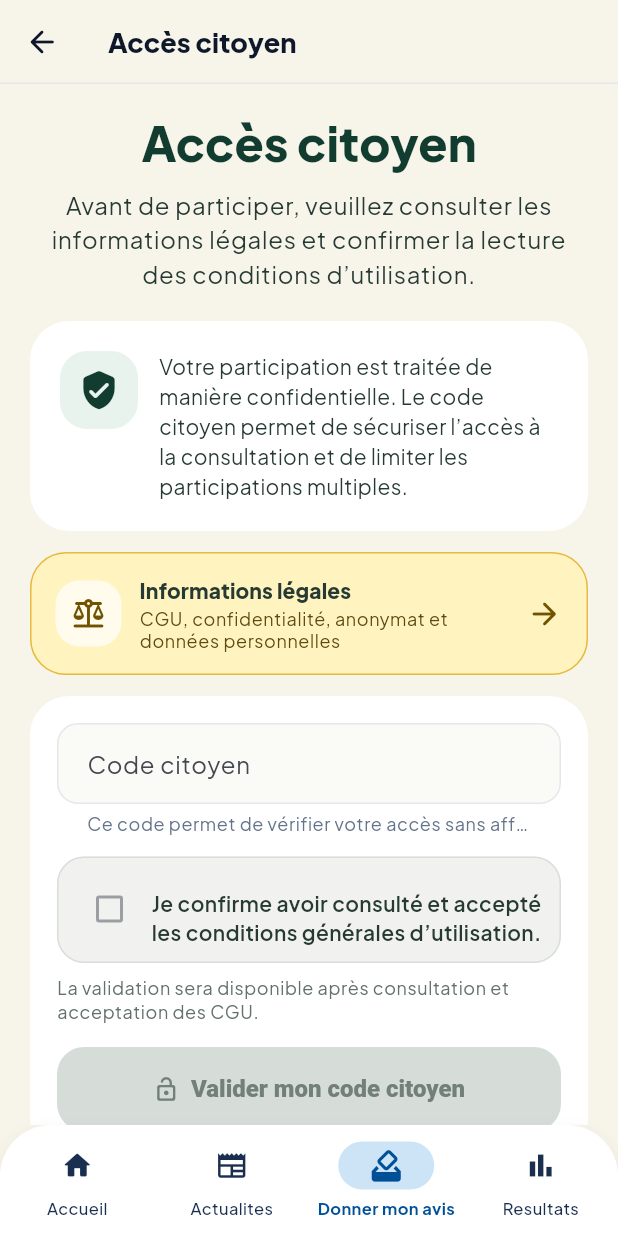
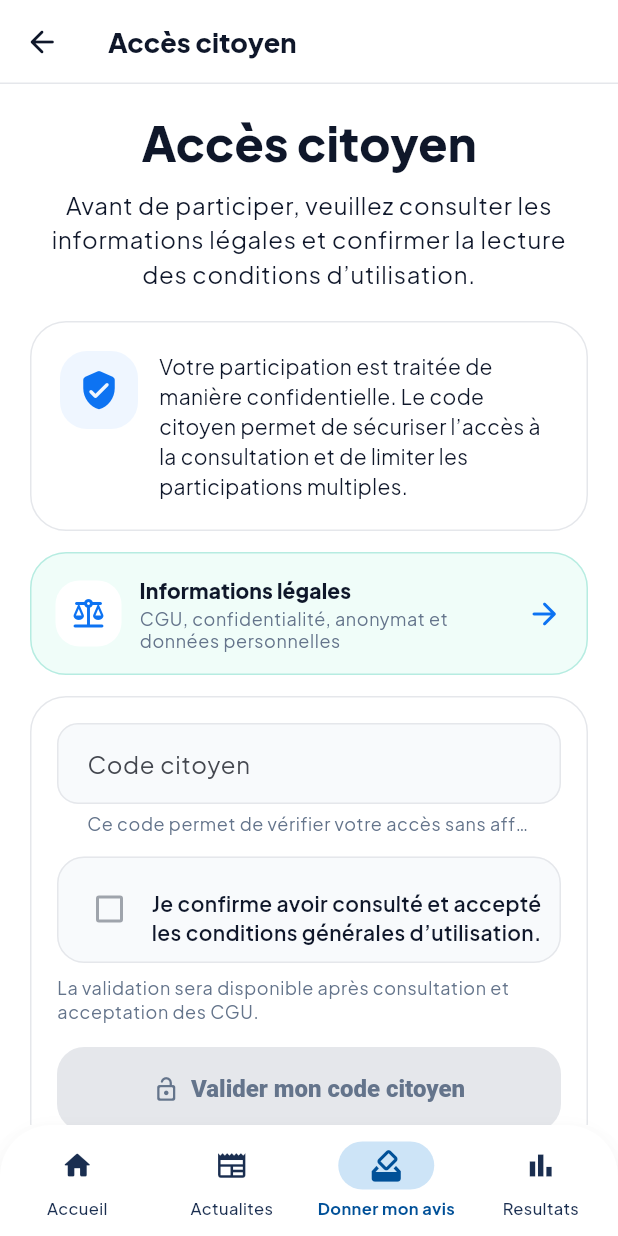
Before and after one commit to stef25fwi/citoyen-peyi, a Flutter app: the AccessCitizenPage screen opened by its route, on a phone screen of 412 x 824 dp. Run offline on Flutter 3.47's test engine with Material 3 defaults, Android fonts, the phone set to English and light mode, and no system bars; our stand-ins replace cloud_firestore, firebase_auth, firebase_core, fl_chart, google_fonts, qr_flutter and 1 more; missing offline and left inert: dart:html, firebase_app_check; accounts and stored records are empty.

Commit message:
style: align citizen access colors

```diff
--- a/flutter_app/lib/pages/access_citizen_page.dart
+++ b/flutter_app/lib/pages/access_citizen_page.dart
@@ -18,10 +18,9 @@ class AccessCitizenPage extends StatefulWidget {
 }
 
 class _AccessCitizenPageState extends State<AccessCitizenPage> {
-  static const _background = Color(0xFFF7F4EA);
-  static const _deepGreen = Color(0xFF123C2F);
-  static const _textDark = Color(0xFF263A33);
-  static const _mutedText = Color(0xFF627169);
+  static const _background = Color(0xFFFFFFFF);
+  static const _foreground = Color(0xFF0F172A);
+  static const _mutedText = Color(0xFF64748B);
 
   final TextEditingController _codeController = TextEditingController();
 
@@ -166,7 +165,7 @@ class _AccessCitizenPageState extends State<AccessCitizenPage> {
       backgroundColor: _background,
       appBar: AppBar(
         backgroundColor: _background,
-        foregroundColor: _deepGreen,
+        foregroundColor: _foreground,
         title: const Text('Accès citoyen'),
         leading: IconButton(
           icon: const Icon(Icons.arrow_back_rounded),
@@ -186,7 +185,7 @@ class _AccessCitizenPageState extends State<AccessCitizenPage> {
                   Text(
                     'Accès citoyen',
                     style: theme.textTheme.headlineMedium?.copyWith(
-                      color: _deepGreen,
+                      color: _foreground,
                       fontWeight: FontWeight.w800,
                     ),
                     textAlign: TextAlign.center,
@@ -195,7 +194,7 @@ class _AccessCitizenPageState extends State<AccessCitizenPage> {
                   Text(
                     'Avant de participer, veuillez consulter les informations légales et confirmer la lecture des conditions d’utilisation.',
                     style: theme.textTheme.bodyLarge?.copyWith(
-                      color: _textDark,
+                      color: _foreground,
                       height: 1.42,
                     ),
                     textAlign: TextAlign.center,
@@ -247,7 +246,10 @@ class _ConfidentialityCard extends StatelessWidget {
     return Card(
       elevation: 0,
       color: Colors.white,
-      shape: RoundedRectangleBorder(borderRadius: BorderRadius.circular(26)),
+      shape: RoundedRectangleBorder(
+        borderRadius: BorderRadius.circular(24),
+        side: const BorderSide(color: Color(0xFFE5E7EB)),
+      ),
       child: Padding(
         padding: const EdgeInsets.all(20),
         child: Row(
@@ -257,12 +259,12 @@ class _ConfidentialityCard extends StatelessWidget {
               width: 52,
               height: 52,
               decoration: BoxDecoration(
-                color: const Color(0xFFE8F3EE),
+                color: const Color(0xFFEFF6FF),
                 borderRadius: BorderRadius.circular(18),
               ),
               child: const Icon(
                 Icons.verified_user_rounded,
-                color: Color(0xFF123C2F),
+                color: Color(0xFF0D73F2),
                 size: 28,
               ),
             ),
@@ -271,7 +273,7 @@ class _ConfidentialityCard extends StatelessWidget {
               child: Text(
                 'Votre participation est traitée de manière confidentielle. Le code citoyen permet de sécuriser l’accès à la consultation et de limiter les participations multiples.',
                 style: theme.textTheme.bodyMedium?.copyWith(
-                  color: const Color(0xFF263A33),
+                  color: const Color(0xFF0F172A),
                   height: 1.45,
                 ),
               ),
@@ -296,7 +298,7 @@ class _LegalInformationPill extends StatelessWidget {
       button: true,
       label: 'Informations légales, consulter les CGU',
       child: Material(
-        color: const Color(0xFFFFF3BF),
+        color: const Color(0xFFF0FDF9),
         borderRadius: BorderRadius.circular(24),
         child: InkWell(
           key: const ValueKey('accessCitizenLegalPill'),
@@ -306,7 +308,7 @@ class _LegalInformationPill extends StatelessWidget {
             padding: const EdgeInsets.symmetric(horizontal: 16, vertical: 14),
             decoration: BoxDecoration(
               borderRadius: BorderRadius.circular(24),
-              border: Border.all(color: const Color(0xFFE6B93F)),
+              border: Border.all(color: const Color(0xFFB6ECE1)),
             ),
             child: Row(
               children: [
@@ -314,12 +316,12 @@ class _LegalInformationPill extends StatelessWidget {
                   width: 44,
                   height: 44,
                   decoration: BoxDecoration(
-                    color: Colors.white.withValues(alpha: 0.72),
+                    color: Colors.white,
                     borderRadius: BorderRadius.circular(16),
                   ),
                   child: const Icon(
                     Icons.balance_rounded,
-                    color: Color(0xFF705200),
+                    color: Color(0xFF0D73F2),
                   ),
                 ),
                 const SizedBox(width: 12),
@@ -330,7 +332,7 @@ class _LegalInformationPill extends StatelessWidget {
                       Text(
                         'Informations légales',
                         style: theme.textTheme.titleSmall?.copyWith(
-                          color: const Color(0xFF263A33),
+                          color: const Color(0xFF0F172A),
                           fontWeight: FontWeight.w800,
                         ),
                       ),
@@ -338,7 +340,7 @@ class _LegalInformationPill extends StatelessWidget {
                       Text(
                         'CGU, confidentialité, anonymat et données personnelles',
                         style: theme.textTheme.bodySmall?.copyWith(
-                          color: const Color(0xFF5D4A11),
+                          color: const Color(0xFF64748B),
                           height: 1.25,
                         ),
                       ),
@@ -348,7 +350,7 @@ class _LegalInformationPill extends StatelessWidget {
                 const SizedBox(width: 10),
                 const Icon(
                   Icons.arrow_forward_rounded,
-                  color: Color(0xFF705200),
+                  color: Color(0xFF0D73F2),
                 ),
               ],
             ),
@@ -391,7 +393,10 @@ class _AccessFormCard extends StatelessWidget {
     return Card(
       elevation: 0,
       color: Colors.white,
-      shape: RoundedRectangleBorder(borderRadius: BorderRadius.circular(26)),
+      shape: RoundedRectangleBorder(
+        borderRadius: BorderRadius.circular(24),
+        side: const BorderSide(color: Color(0xFFE5E7EB)),
+      ),
       child: Padding(
         padding: const EdgeInsets.all(18),
         child: Column(
@@ -408,12 +413,12 @@ class _AccessFormCard extends StatelessWidget {
                 helperText:
                     'Ce code permet de vérifier votre accès sans afficher publiquement votre identité.',
                 filled: true,
-                fillColor: const Color(0xFFFAFBF7),
+                fillColor: const Color(0xFFF8FAFC),
                 contentPadding:
                     const EdgeInsets.symmetric(horizontal: 16, vertical: 15),
                 border: OutlineInputBorder(
                   borderRadius: BorderRadius.circular(18),
-                  borderSide: const BorderSide(color: Color(0xFFD7E0D8)),
+                  borderSide: const BorderSide(color: Color(0xFFE5E7EB)),
                 ),
               ),
               onChanged: (_) => onCodeChanged(),
@@ -440,7 +445,7 @@ class _AccessFormCard extends StatelessWidget {
                     ? 'La validation du code est disponible après acceptation des CGU.'
                     : 'La validation sera disponible après consultation et acceptation des CGU.',
                 style: theme.textTheme.bodySmall?.copyWith(
-                  color: const Color(0xFF627169),
+                  color: const Color(0xFF64748B),
                   height: 1.35,
                 ),
               ),
@@ -461,10 +466,10 @@ class _AccessFormCard extends StatelessWidget {
               child: FilledButton.icon(
                 onPressed: canValidate ? onSubmit : null,
                 style: FilledButton.styleFrom(
-                  backgroundColor: const Color(0xFF123C2F),
-                  disabledBackgroundColor: const Color(0xFFD6DDD8),
+                  backgroundColor: const Color(0xFF0D73F2),
+                  disabledBackgroundColor: const Color(0xFFE5E7EB),
                   foregroundColor: Colors.white,
-                  disabledForegroundColor: const Color(0xFF728078),
+                  disabledForegroundColor: const Color(0xFF64748B),
                   shape: RoundedRectangleBorder(
                     borderRadius: BorderRadius.circular(18),
                   ),
@@ -517,8 +522,8 @@ class _TermsAcceptanceRow extends StatelessWidget {
           'Je confirme avoir consulté et accepté les conditions générales d’utilisation.',
       child: Material(
         color: hasOpenedLegalPage
-            ? const Color(0xFFF8FBF9)
-            : const Color(0xFFF1F2EF),
+            ? const Color(0xFFF0FDF9)
+            : const Color(0xFFF8FAFC),
         borderRadius: BorderRadius.circular(18),
         child: InkWell(
           key: const ValueKey('accessCitizenTermsAcceptance'),
@@ -530,8 +535,8 @@ class _TermsAcceptanceRow extends StatelessWidget {
               borderRadius: BorderRadius.circular(18),
               border: Border.all(
                 color: hasOpenedLegalPage
-                    ? const Color(0xFFC8D6CE)
-                    : const Color(0xFFD8DED9),
+                    ? const Color(0xFFB6ECE1)
+                    : const Color(0xFFE5E7EB),
               ),
             ),
             child: Row(
@@ -540,7 +545,7 @@ class _TermsAcceptanceRow extends StatelessWidget {
                 Checkbox(
                   value: hasAcceptedLegalTerms,
                   onChanged: hasOpenedLegalPage ? (_) => onTap() : null,
-                  activeColor: const Color(0xFF123C2F),
+                  activeColor: const Color(0xFF0D73F2),
                 ),
                 const SizedBox(width: 4),
                 Expanded(
@@ -549,7 +554,7 @@ class _TermsAcceptanceRow extends StatelessWidget {
                     child: Text(
                       'Je confirme avoir consulté et accepté les conditions générales d’utilisation.',
                       style: theme.textTheme.bodyMedium?.copyWith(
-                        color: const Color(0xFF263A33),
+                        color: const Color(0xFF0F172A),
                         fontWeight: FontWeight.w600,
                         height: 1.35,
                       ),
--- a/flutter_app/lib/pages/legal_page.dart
+++ b/flutter_app/lib/pages/legal_page.dart
@@ -13,10 +13,10 @@ class LegalPage extends StatelessWidget {
     final theme = Theme.of(context);
 
     return Scaffold(
-      backgroundColor: const Color(0xFFF7F4EA),
+      backgroundColor: Colors.white,
       appBar: AppBar(
-        backgroundColor: const Color(0xFFF7F4EA),
-        foregroundColor: const Color(0xFF123C2F),
+        backgroundColor: Colors.white,
+        foregroundColor: const Color(0xFF0F172A),
         title: const Text('Informations légales'),
       ),
       body: SafeArea(
@@ -29,7 +29,8 @@ class LegalPage extends StatelessWidget {
                 elevation: 0,
                 color: Colors.white,
                 shape: RoundedRectangleBorder(
-                  borderRadius: BorderRadius.circular(26),
+                  borderRadius: BorderRadius.circular(24),
+                  side: const BorderSide(color: Color(0xFFE5E7EB)),
                 ),
                 child: Padding(
                   padding: const EdgeInsets.all(24),
@@ -41,12 +42,12 @@ class LegalPage extends StatelessWidget {
                           width: 74,
                           height: 74,
                           decoration: BoxDecoration(
-                            color: const Color(0xFFFFF3BF),
+                            color: const Color(0xFFEFF6FF),
                             borderRadius: BorderRadius.circular(24),
                           ),
                           child: const Icon(
                             Icons.gavel_rounded,
-                            color: Color(0xFF705200),
+                            color: Color(0xFF0D73F2),
                             size: 36,
                           ),
                         ),
@@ -55,7 +56,7 @@ class LegalPage extends StatelessWidget {
                       Text(
                         'CGU, confidentialité, anonymat et données personnelles',
                         style: theme.textTheme.headlineSmall?.copyWith(
-                          color: const Color(0xFF123C2F),
+                          color: const Color(0xFF0F172A),
                           fontWeight: FontWeight.w800,
                         ),
                         textAlign: TextAlign.center,
@@ -88,7 +89,7 @@ class LegalPage extends StatelessWidget {
                         child: FilledButton.icon(
                           key: const ValueKey('legalAcknowledgementButton'),
                           style: FilledButton.styleFrom(
-                            backgroundColor: const Color(0xFF123C2F),
+                            backgroundColor: const Color(0xFF0D73F2),
                             foregroundColor: Colors.white,
                             shape: RoundedRectangleBorder(
                               borderRadius: BorderRadius.circular(18),
@@ -137,7 +138,7 @@ class _LegalSection extends StatelessWidget {
           Text(
             title,
             style: theme.textTheme.titleMedium?.copyWith(
-              color: const Color(0xFF123C2F),
+              color: const Color(0xFF0D73F2),
               fontWeight: FontWeight.w800,
             ),
           ),
@@ -145,7 +146,7 @@ class _LegalSection extends StatelessWidget {
           Text(
             body,
             style: theme.textTheme.bodyMedium?.copyWith(
-              color: const Color(0xFF263A33),
+              color: const Color(0xFF0F172A),
               height: 1.45,
             ),
           ),
```
Also changed, not shown: 1 other file.
